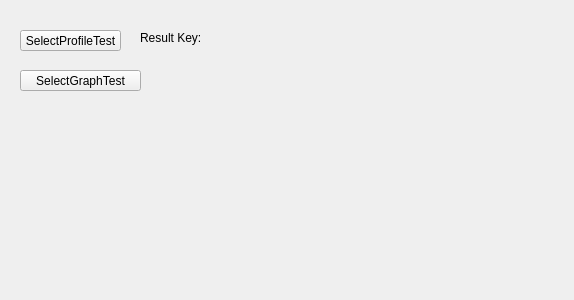
This is QtClient/QtClimaClient/Frames/TestModeFrame.ui in ciberslavik/climacore as Qt 5 draws it before an edit. The edited form follows.
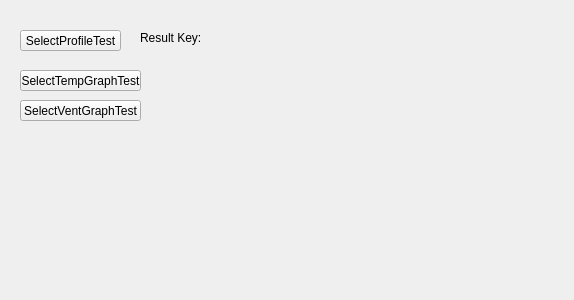
This is the edited form.

Patch:
```diff
--- a/QtClient/QtClimaClient/Frames/TestModeFrame.ui
+++ b/QtClient/QtClimaClient/Frames/TestModeFrame.ui
@@ -49,7 +49,20 @@
     </rect>
    </property>
    <property name="text">
-    <string>SelectGraphTest</string>
+    <string>SelectTempGraphTest</string>
+   </property>
+  </widget>
+  <widget class="QPushButton" name="pushButton">
+   <property name="geometry">
+    <rect>
+     <x>20</x>
+     <y>100</y>
+     <width>121</width>
+     <height>21</height>
+    </rect>
+   </property>
+   <property name="text">
+    <string>SelectVentGraphTest</string>
    </property>
   </widget>
  </widget>
```
